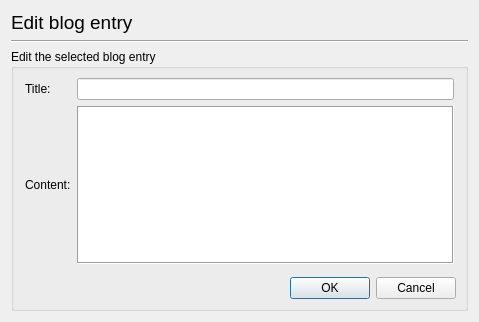
Old version of the form editdialog.ui in the repository Kliszek/Qt-Blog-Application.
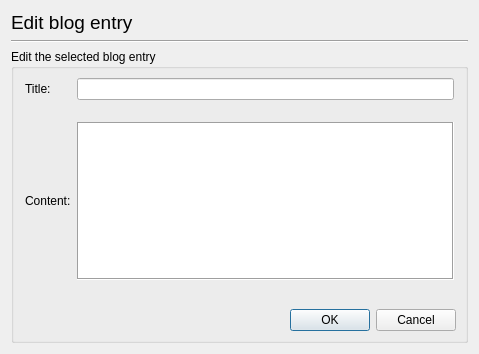
New version of the form.

```diff
--- a/editdialog.ui
+++ b/editdialog.ui
@@ -7,7 +7,7 @@
     <x>0</x>
     <y>0</y>
     <width>479</width>
-    <height>322</height>
+    <height>354</height>
    </rect>
   </property>
   <property name="windowTitle">
@@ -50,14 +50,7 @@
         <property name="rightMargin">
          <number>2</number>
         </property>
-        <item row="0" column="1">
-         <widget class="QLineEdit" name="txtEntryTitle">
-          <property name="inputMask">
-           <string/>
-          </property>
-         </widget>
-        </item>
-        <item row="1" column="0">
+        <item row="2" column="0">
          <widget class="QLabel" name="label_3">
           <property name="text">
            <string>Content:</string>
@@ -71,13 +64,62 @@
           </property>
          </widget>
         </item>
-        <item row="1" column="1">
+        <item row="0" column="1">
+         <widget class="QLineEdit" name="txtEntryTitle">
+          <property name="inputMask">
+           <string/>
+          </property>
+         </widget>
+        </item>
+        <item row="2" column="1">
          <widget class="QPlainTextEdit" name="txtEntryContent">
           <property name="frameShape">
            <enum>QFrame::Box</enum>
           </property>
          </widget>
         </item>
+        <item row="1" column="1">
+         <widget class="QLabel" name="txtEntryTitleErr">
+          <property name="font">
+           <font>
+            <pointsize>7</pointsize>
+           </font>
+          </property>
+          <property name="styleSheet">
+           <string notr="true">color: red</string>
+          </property>
+          <property name="text">
+           <string/>
+          </property>
+         </widget>
+        </item>
+        <item row="3" column="1">
+         <widget class="QLabel" name="txtEntryContentErr">
+          <property name="font">
+           <font>
+            <pointsize>7</pointsize>
+           </font>
+          </property>
+          <property name="styleSheet">
+           <string notr="true">color: red</string>
+          </property>
+          <property name="text">
+           <string/>
+          </property>
+         </widget>
+        </item>
+        <item row="3" column="0">
+         <widget class="QLabel" name="label_7">
+          <property name="font">
+           <font>
+            <pointsize>7</pointsize>
+           </font>
+          </property>
+          <property name="text">
+           <string/>
+          </property>
+         </widget>
+        </item>
        </layout>
       </item>
       <item>
```
Left out of the diff: 12 changed lines with no effect on the pictures.
